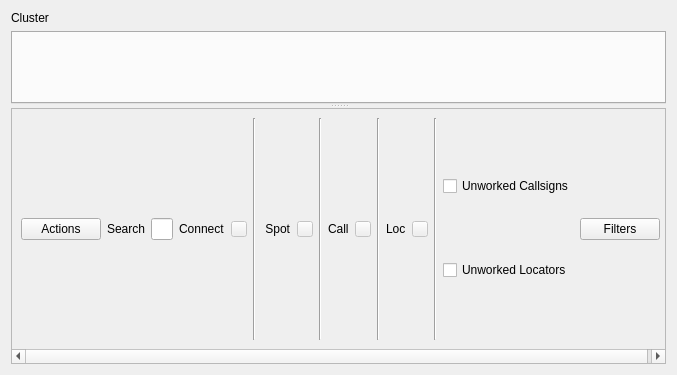
First picture: the form in mqt/MqtLogger/clusterclientframe.ui, repository Rsclub22/Minos2-Mirror, before the edit.
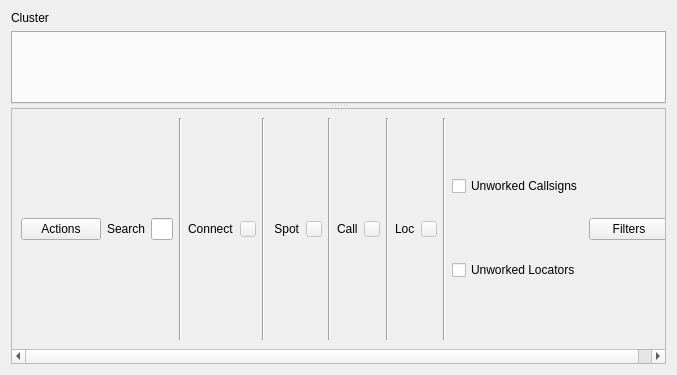
Second picture: the form after the edit. Custom widgets are drawn as their Qt base class.

```diff
--- a/mqt/MqtLogger/clusterclientframe.ui
+++ b/mqt/MqtLogger/clusterclientframe.ui
@@ -76,8 +76,8 @@
         <rect>
          <x>0</x>
          <y>0</y>
-         <width>657</width>
-         <height>195</height>
+         <width>665</width>
+         <height>226</height>
         </rect>
        </property>
        <layout class="QHBoxLayout" name="horizontalLayout">
@@ -114,6 +114,13 @@
         </item>
         <item>
          <layout class="QHBoxLayout" name="horizontalLayout_3">
+          <item>
+           <widget class="Line" name="line_5">
+            <property name="orientation">
+             <enum>Qt::Vertical</enum>
+            </property>
+           </widget>
+          </item>
           <item>
            <widget class="QLabel" name="label_5">
             <property name="text">
```
Left out of the diff: 2 changed lines with no effect on the pictures.
